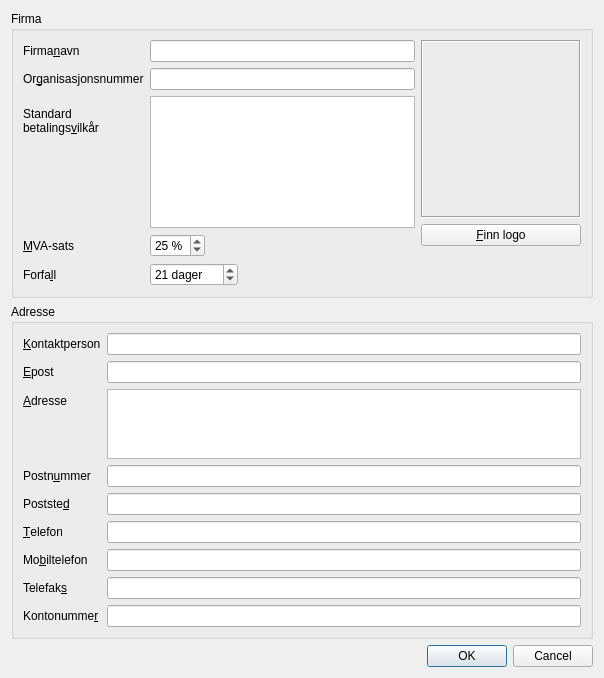
First picture: the form in finfaktura/ui/firmainfo.ui, repository kkoksvik/finfaktura, before the edit.
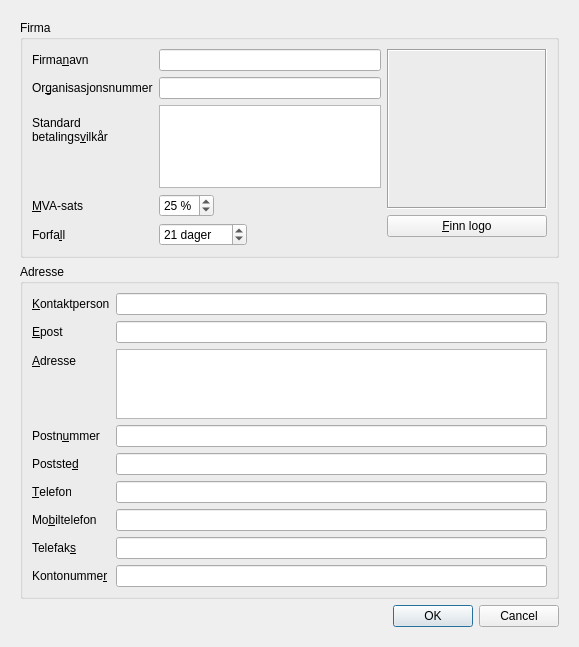
Second picture: the form after the edit. Icons and pictures are not drawn.

Commit message: legger til scrollarea på epost- og firmainfo-vinduet (issue#35)

What changed in the file:
```diff
--- a/finfaktura/ui/firmainfo.ui
+++ b/finfaktura/ui/firmainfo.ui
@@ -8,8 +8,8 @@
    <rect>
     <x>0</x>
     <y>0</y>
-    <width>604</width>
-    <height>678</height>
+    <width>579</width>
+    <height>647</height>
    </rect>
   </property>
   <property name="windowTitle" >
@@ -19,23 +19,34 @@
    <bool>false</bool>
   </property>
   <layout class="QGridLayout" name="gridLayout_2" >
-   <item row="2" column="0" >
-    <widget class="QDialogButtonBox" name="buttonBox" >
-     <property name="orientation" >
-      <enum>Qt::Horizontal</enum>
+   <item row="0" column="0" >
+    <widget class="QScrollArea" name="scrollArea" >
+     <property name="frameShape" >
+      <enum>QFrame::NoFrame</enum>
      </property>
-     <property name="standardButtons" >
-      <set>QDialogButtonBox::Cancel|QDialogButtonBox::Ok</set>
+     <property name="lineWidth" >
+      <number>0</number>
      </property>
-    </widget>
-   </item>
+     <property name="widgetResizable" >
+      <bool>true</bool>
+     </property>
+     <widget class="QWidget" name="scrollAreaWidgetContents" >
+      <property name="geometry" >
+       <rect>
+        <x>0</x>
+        <y>0</y>
+        <width>571</width>
+        <height>639</height>
+       </rect>
+      </property>
+      <layout class="QGridLayout" name="gridLayout_4" >
    <item row="1" column="0" >
     <widget class="QGroupBox" name="groupBox" >
      <property name="title" >
       <string>Adresse</string>
      </property>
      <layout class="QGridLayout" name="gridLayout_3" >
-      <item row="0" column="0" >
+          <item row="1" column="0" >
        <layout class="QFormLayout" name="formLayout_2" >
         <property name="fieldGrowthPolicy" >
          <enum>QFormLayout::AllNonFixedFieldsGrow</enum>
@@ -219,6 +230,16 @@
      </layout>
     </widget>
    </item>
+       <item row="2" column="0" >
+        <widget class="QDialogButtonBox" name="buttonBox" >
+         <property name="orientation" >
+          <enum>Qt::Horizontal</enum>
+         </property>
+         <property name="standardButtons" >
+          <set>QDialogButtonBox::Cancel|QDialogButtonBox::Ok</set>
+         </property>
+        </widget>
+       </item>
    <item row="0" column="0" >
     <widget class="QGroupBox" name="groupBox_2" >
      <property name="title" >
@@ -405,6 +426,10 @@
        </layout>
       </item>
      </layout>
+        </widget>
+       </item>
+      </layout>
+     </widget>
     </widget>
    </item>
   </layout>
```
Lines whose indentation alone changed are shown as unchanged. The commit also changes 1 other file.
